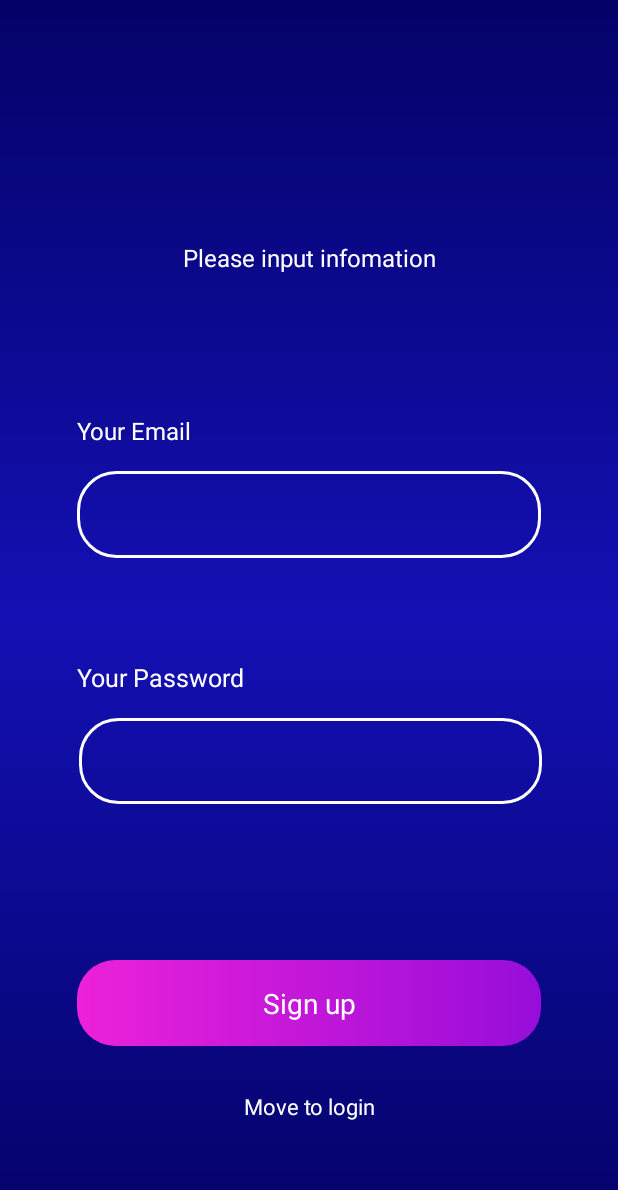
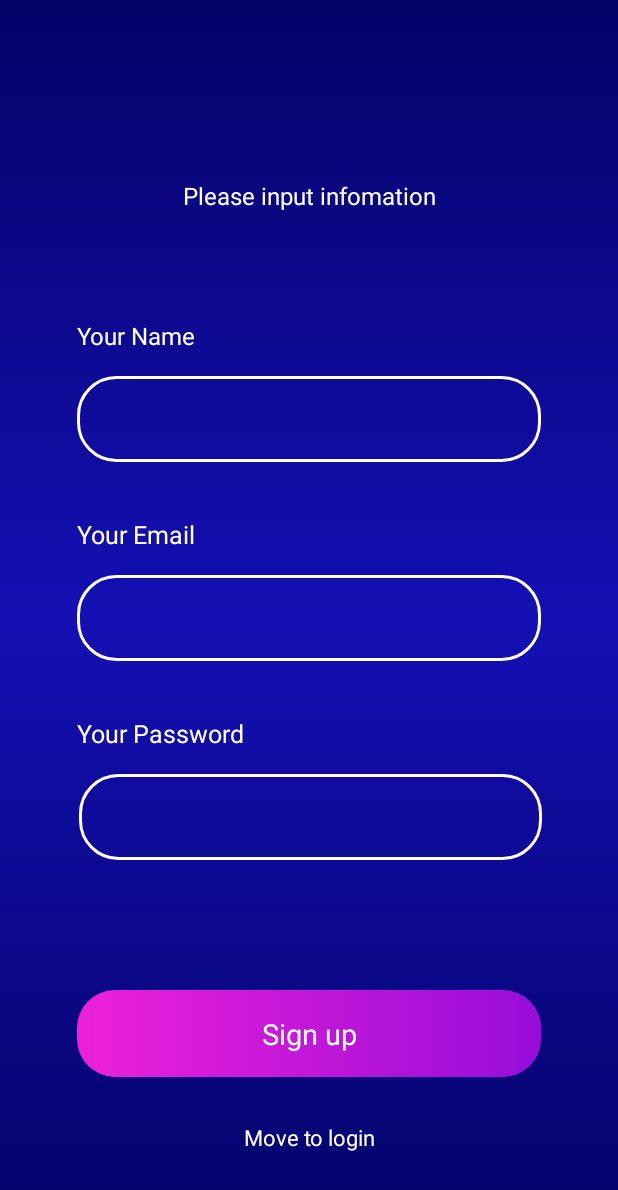
Before and after one commit to tuanit1/EnouvoMobileTest, an Android app: the SignupFragment screen opened through its navigation route, on a phone screen of 412 x 824 dp. Shown: the top 1190 px of the screen. Run offline under Robolectric (Android 15) with nearby library versions, the phone set to English and light mode, and no system bars; our stand-ins replace Room's generated code.

Commit message:
Create fragment_signup.xml

```diff
--- a/Excercise/app/src/main/java/com/example/enouvomobiletest/ui/exam1/auth/fragments/SignupFragment.kt
+++ b/Excercise/app/src/main/java/com/example/enouvomobiletest/ui/exam1/auth/fragments/SignupFragment.kt
@@ -16,7 +16,7 @@ class SignupFragment : Fragment() {
     override fun onCreateView(
         inflater: LayoutInflater, container: ViewGroup?,
         savedInstanceState: Bundle?
-    ): View? {
+    ): View {
 
         binding = FragmentSignupBinding.inflate(inflater, container, false)
 
--- a/Excercise/app/src/main/res/layout/fragment_signup.xml
+++ b/Excercise/app/src/main/res/layout/fragment_signup.xml
@@ -6,6 +6,22 @@
     android:layout_height="match_parent"
     android:background="@drawable/bg_login"
     tools:context=".ui.exam1.auth.fragments.SignupFragment">
+
+    <TextView
+        android:id="@+id/textView3"
+        android:layout_width="0dp"
+        android:layout_height="0dp"
+        android:layout_marginBottom="16dp"
+        android:autoSizeTextType="uniform"
+        android:text="Your Email"
+        android:textColor="@color/white"
+        app:layout_constraintBottom_toTopOf="@+id/rl_email"
+        app:layout_constraintEnd_toEndOf="parent"
+        app:layout_constraintHeight_percent="0.027"
+        app:layout_constraintStart_toStartOf="parent"
+        app:layout_constraintTop_toBottomOf="@+id/text"
+        app:layout_constraintVertical_bias="1.0"
+        app:layout_constraintWidth_percent="0.75" />
 
     <androidx.constraintlayout.widget.ConstraintLayout
         android:id="@+id/btn_login"
@@ -45,7 +61,6 @@
         app:layout_constraintHeight_percent="0.07"
         app:layout_constraintStart_toStartOf="parent"
         app:layout_constraintTop_toTopOf="parent"
-        app:layout_constraintVertical_bias="0.41000003"
         app:layout_constraintWidth_percent="0.75">
 
         <EditText
@@ -54,10 +69,10 @@
             android:layout_height="0dp"
             android:autoSizeTextType="uniform"
             android:background="@null"
+            android:ems="10"
+            android:inputType="textEmailAddress"
             android:textColor="@color/white"
             android:textCursorDrawable="@color/white"
-            android:ems="10"
-            android:inputType="textEmailAddress"
             app:layout_constraintBottom_toBottomOf="parent"
             app:layout_constraintEnd_toEndOf="parent"
             app:layout_constraintHeight_percent="0.7"
@@ -72,9 +87,9 @@
         android:layout_height="0dp"
         android:layout_marginBottom="16dp"
         android:autoSizeTextType="uniform"
-        android:text="Your Email"
+        android:text="Your Name"
         android:textColor="@color/white"
-        app:layout_constraintBottom_toTopOf="@+id/rl_email"
+        app:layout_constraintBottom_toTopOf="@+id/constraintLayout2"
         app:layout_constraintEnd_toEndOf="parent"
         app:layout_constraintHeight_percent="0.027"
         app:layout_constraintStart_toStartOf="parent"
@@ -109,7 +124,7 @@
         app:layout_constraintHorizontal_bias="0.509"
         app:layout_constraintStart_toStartOf="parent"
         app:layout_constraintTop_toBottomOf="@+id/rl_email"
-        app:layout_constraintVertical_bias="0.26999998"
+        app:layout_constraintVertical_bias="0.23000002"
         app:layout_constraintWidth_percent="0.75">
 
         <EditText
@@ -144,7 +159,7 @@
         app:layout_constraintHeight_percent="0.03"
         app:layout_constraintStart_toStartOf="parent"
         app:layout_constraintTop_toTopOf="parent"
-        app:layout_constraintVertical_bias="0.55"
+        app:layout_constraintVertical_bias="0.32999998"
         app:layout_constraintWidth_percent="0.75" />
 
     <TextView
@@ -164,5 +179,36 @@
         app:layout_constraintVertical_bias="0.0"
         app:layout_constraintWidth_percent="0.75" />
 
+    <androidx.constraintlayout.widget.ConstraintLayout
+        android:id="@+id/constraintLayout2"
+        android:layout_width="0dp"
+        android:layout_height="0dp"
+        android:background="@drawable/bg_input_border"
+        app:layout_constraintBottom_toTopOf="@+id/rl_email"
+        app:layout_constraintEnd_toEndOf="parent"
+        app:layout_constraintHeight_percent="0.07"
+        app:layout_constraintStart_toStartOf="parent"
+        app:layout_constraintTop_toTopOf="parent"
+        app:layout_constraintVertical_bias="0.77"
+        app:layout_constraintWidth_percent="0.75">
+
+        <EditText
+            android:id="@+id/edt_email2"
+            android:layout_width="0dp"
+            android:layout_height="0dp"
+            android:autoSizeTextType="uniform"
+            android:background="@null"
+            android:ems="10"
+            android:inputType="textEmailAddress"
+            android:textColor="@color/white"
+            android:textCursorDrawable="@color/white"
+            app:layout_constraintBottom_toBottomOf="parent"
+            app:layout_constraintEnd_toEndOf="parent"
+            app:layout_constraintHeight_percent="0.7"
+            app:layout_constraintStart_toStartOf="parent"
+            app:layout_constraintTop_toTopOf="parent"
+            app:layout_constraintWidth_percent="0.85" />
+    </androidx.constraintlayout.widget.ConstraintLayout>
+
 
 </androidx.constraintlayout.widget.ConstraintLayout>
```
